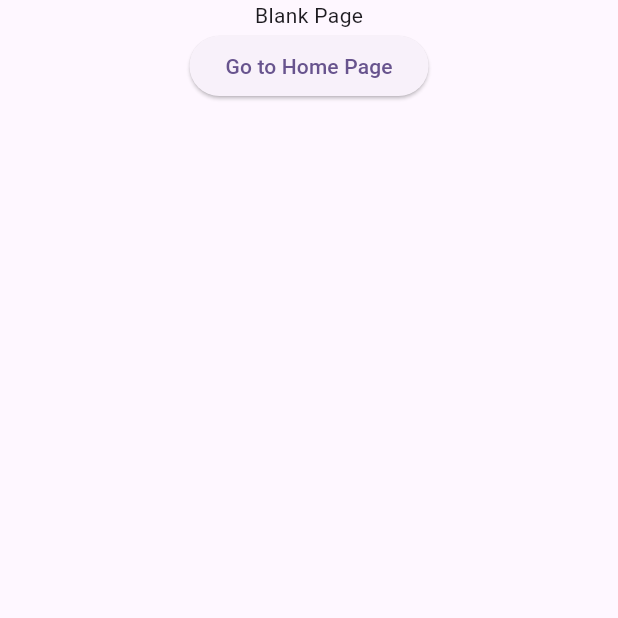
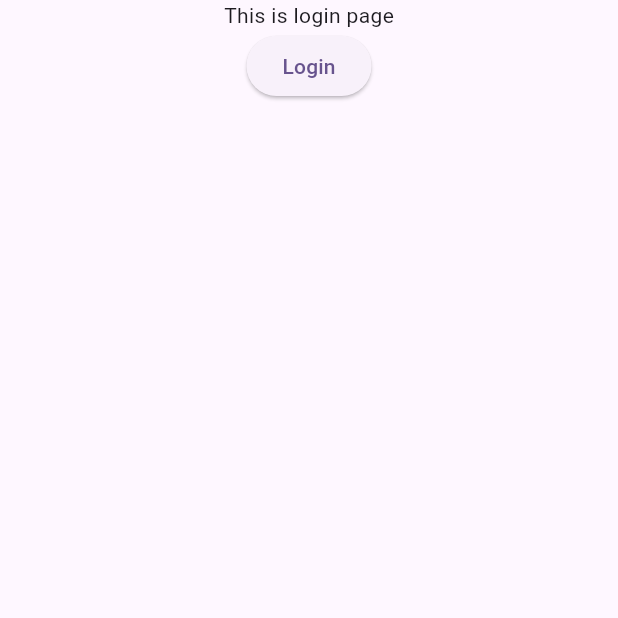
Before and after one commit to JayswalViraj/Getx-Architecture, a Flutter app: the screen it shows after launch, on a phone screen of 412 x 824 dp, the top half of it. Run offline on Flutter 3.47's test engine with Material 3 defaults, Android fonts, the light colour scheme and no system bars; our stand-ins replace get, shared_preferences.

Commit message:
add cicd

```diff
--- a/lib/global/app_resources/app_images.dart
+++ b/lib/global/app_resources/app_images.dart
@@ -0,0 +1,4 @@
+class AppImages {
+  static String assetImages = "assets/images/";
+  static String success = "${assetImages}img_success.jpg";
+}
--- a/lib/global/constants/constants.dart
+++ b/lib/global/constants/constants.dart
@@ -0,0 +1,3 @@
+class Constants {
+  static bool isLogin=false;
+}
--- a/lib/global/constants/shared_pref_keys.dart
+++ b/lib/global/constants/shared_pref_keys.dart
@@ -0,0 +1,3 @@
+class SharedPrefKeys {
+  static const String isLogin ="isLogin";
+}
--- a/lib/global/routes/app_routes.dart
+++ b/lib/global/routes/app_routes.dart
@@ -2,10 +2,11 @@ import 'package:get/get.dart';
 import 'package:getx_architecture/global/routes/app_routes_name.dart';
 import 'package:getx_architecture/src/blank_page/blank_page_binding.dart';
 import 'package:getx_architecture/src/blank_page/blank_page_view.dart';
+import 'package:getx_architecture/src/login_page/login_page_binding.dart';
+import 'package:getx_architecture/src/login_page/login_page_view.dart';
 
-class AppRoutes{
-
-  static appRoutes()=>[
+class AppRoutes {
+  static appRoutes() => [
         GetPage(
           name: AppRoutesName.blankPage,
           page: () => BlankPageView(),
@@ -13,6 +14,12 @@ class AppRoutes{
           transition: Transition.rightToLeftWithFade,
           transitionDuration: Duration(milliseconds: 500),
         ),
-  ];
-
+        GetPage(
+          name: AppRoutesName.loginPage,
+          page: () => LoginPageView(),
+          binding: LoginPageBinding(),
+          transition: Transition.rightToLeftWithFade,
+          transitionDuration: Duration(milliseconds: 500),
+        ),
+      ];
 }
--- a/lib/global/routes/app_routes_name.dart
+++ b/lib/global/routes/app_routes_name.dart
@@ -1,7 +1,8 @@
 abstract class AppRoutesName {
   //Initial Routes
-  static const String initialPage = "/initial_page";
+  static  String initialPage = "/initial_page";
 
   //Pages
   static const String blankPage = "/blank_page";
+  static const String loginPage = "/login_page";
 }
--- /dev/null
+++ b/lib/src/login_page/login_page_view.dart
@@ -0,0 +1,26 @@
+import 'package:flutter/material.dart';
+import 'package:get/get.dart';
+import 'package:getx_architecture/global/global_functions/global_functions.dart';
+import 'login_page_controller.dart';
+
+class LoginPageView extends GetView<LoginPageController> {
+  @override
+  Widget build(BuildContext context) {
+    // TODO: implement build
+    return Scaffold(
+        body: Column(
+          children: [
+            Center(child: Text("This is login page")),
+            ElevatedButton(
+                onPressed: () async{
+
+                 await loginApp();
+
+                },
+                child: Text("Login")),
+          ],
+        ),
+      );
+
+  }
+}
--- a/lib/src/my_app.dart
+++ b/lib/src/my_app.dart
@@ -11,12 +11,12 @@ class MyApp extends StatelessWidget {
   @override
   Widget build(BuildContext context) {
     return GetMaterialApp(
-            debugShowCheckedModeBanner: false,
-      initialRoute: AppRoutesName.blankPage,
+      debugShowCheckedModeBanner: false,
+      initialRoute: AppRoutesName.initialPage,
       getPages: AppRoutes.appRoutes(),
       title: 'Flutter Demo',
       theme: ThemeData(
-    colorScheme: ColorScheme.fromSeed(seedColor: Colors.deepPurple),
+        colorScheme: ColorScheme.fromSeed(seedColor: Colors.deepPurple),
         useMaterial3: true,
       ),
     );
--- a/pubspec.yaml
+++ b/pubspec.yaml
@@ -36,6 +36,7 @@ dependencies:
   # Use with the CupertinoIcons class for iOS style icons.
   cupertino_icons: ^1.0.6
   get: ^4.6.6
+  shared_preferences: ^2.3.3
 
 dev_dependencies:
   flutter_test:
@@ -60,8 +61,8 @@ flutter:
   uses-material-design: true
 
   # To add assets to your application, add an assets section, like this:
-  # assets:
-  #   - images/a_dot_burr.jpeg
+  assets:
+    - assets/images/
   #   - images/a_dot_ham.jpeg
 
   # An image asset can refer to one or more resolution-specific "variants", see
```
Also changed, not shown: lib/global/global_functions/global_functions.dart (added, +17 -0 lines), lib/global/services/local_storage_shared_pref/shared_pref.dart (added, +54 -0 lines), lib/main.dart (+17 -5 lines), lib/src/blank_page/blank_page_view.dart (+6 -6 lines), lib/src/login_page/login_page_binding.dart (added, +12 -0 lines), lib/src/login_page/login_page_controller.dart (added, +32 -0 lines), assets/images/img_success.jpg (added), pubspec.lock, 2 other files.
